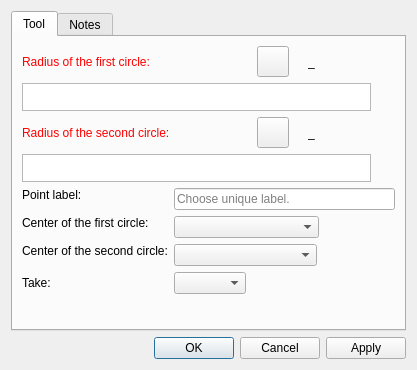
This is src/libs/vtools/dialogs/tools/dialogpointofintersectioncircles.ui in equinox-patterns/Ostara as Qt 5 draws it before an edit. The edited form follows.
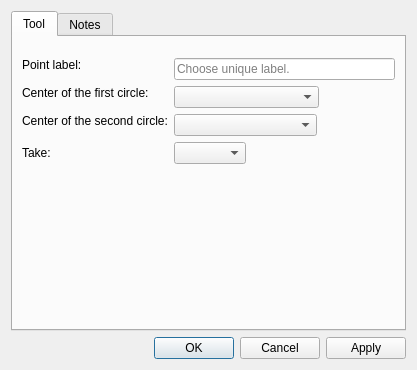
This is the edited form. Icons and pictures are not drawn. Custom widgets are drawn as their Qt base class.

Patch:
```diff
--- a/src/libs/vtools/dialogs/tools/dialogpointofintersectioncircles.ui
+++ b/src/libs/vtools/dialogs/tools/dialogpointofintersectioncircles.ui
@@ -29,364 +29,10 @@
       </attribute>
       <layout class="QVBoxLayout" name="verticalLayout">
        <item>
-        <layout class="QHBoxLayout" name="horizontalLayout">
-         <item alignment="Qt::AlignLeft">
-          <widget class="QLabel" name="labelEditCircle1Radius">
-           <property name="sizePolicy">
-            <sizepolicy hsizetype="Fixed" vsizetype="Preferred">
-             <horstretch>0</horstretch>
-             <verstretch>0</verstretch>
-            </sizepolicy>
-           </property>
-           <property name="palette">
-            <palette>
-             <active>
-              <colorrole role="WindowText">
-               <brush brushstyle="SolidPattern">
-                <color alpha="255">
-                 <red>255</red>
-                 <green>0</green>
-                 <blue>0</blue>
-                </color>
-               </brush>
-              </colorrole>
-             </active>
-             <inactive>
-              <colorrole role="WindowText">
-               <brush brushstyle="SolidPattern">
-                <color alpha="255">
-                 <red>255</red>
-                 <green>0</green>
-                 <blue>0</blue>
-                </color>
-               </brush>
-              </colorrole>
-             </inactive>
-             <disabled>
-              <colorrole role="WindowText">
-               <brush brushstyle="SolidPattern">
-                <color alpha="255">
-                 <red>159</red>
-                 <green>158</green>
-                 <blue>158</blue>
-                </color>
-               </brush>
-              </colorrole>
-             </disabled>
-            </palette>
-           </property>
-           <property name="text">
-            <string>Radius of the first circle:</string>
-           </property>
-          </widget>
-         </item>
-         <item>
-          <spacer name="horizontalSpacer">
-           <property name="orientation">
-            <enum>Qt::Horizontal</enum>
-           </property>
-           <property name="sizeHint" stdset="0">
-            <size>
-             <width>40</width>
-             <height>20</height>
-            </size>
-           </property>
-          </spacer>
-         </item>
-         <item alignment="Qt::AlignRight">
-          <widget class="QToolButton" name="toolButtonExprCircle1Radius">
-           <property name="toolTip">
-            <string>Formula wizard</string>
-           </property>
-           <property name="text">
-            <string notr="true"></string>
-           </property>
-           <property name="icon">
-            <iconset resource="../../../vmisc/share/resources/icon.qrc">
-             <normaloff>:/icon/light/24x24/fx.png</normaloff>:/icon/light/24x24/fx.png</iconset>
-           </property>
-           <property name="iconSize">
-            <size>
-             <width>24</width>
-             <height>24</height>
-            </size>
-           </property>
-          </widget>
-         </item>
-         <item alignment="Qt::AlignRight">
-          <widget class="QLabel" name="label_2">
-           <property name="text">
-            <string/>
-           </property>
-           <property name="pixmap">
-            <pixmap resource="../../../vmisc/share/resources/icon.qrc">:/icon/light/24x24/equal.png</pixmap>
-           </property>
-          </widget>
-         </item>
-         <item alignment="Qt::AlignRight">
-          <widget class="QLabel" name="labelResultCircle1Radius">
-           <property name="sizePolicy">
-            <sizepolicy hsizetype="Fixed" vsizetype="Preferred">
-             <horstretch>0</horstretch>
-             <verstretch>0</verstretch>
-            </sizepolicy>
-           </property>
-           <property name="minimumSize">
-            <size>
-             <width>87</width>
-             <height>0</height>
-            </size>
-           </property>
-           <property name="toolTip">
-            <string>Value</string>
-           </property>
-           <property name="text">
-            <string notr="true">_</string>
-           </property>
-          </widget>
-         </item>
-        </layout>
+        <widget class="QWidget" name="formulaPlaceholder" native="true"/>
        </item>
        <item>
-        <layout class="QHBoxLayout" name="horizontalLayout_6">
-         <item>
-          <widget class="VPlainTextEdit" name="plainTextEditCircle1Radius">
-           <property name="sizePolicy">
-            <sizepolicy hsizetype="Expanding" vsizetype="Preferred">
-             <horstretch>0</horstretch>
-             <verstretch>0</verstretch>
-            </sizepolicy>
-           </property>
-           <property name="maximumSize">
-            <size>
-             <width>16777215</width>
-             <height>28</height>
-            </size>
-           </property>
-           <property name="toolTip">
-            <string>Calculation</string>
-           </property>
-           <property name="tabChangesFocus">
-            <bool>true</bool>
-           </property>
-          </widget>
-         </item>
-         <item>
-          <widget class="QPushButton" name="pushButtonGrowCircle1Radius">
-           <property name="maximumSize">
-            <size>
-             <width>18</width>
-             <height>18</height>
-            </size>
-           </property>
-           <property name="sizeIncrement">
-            <size>
-             <width>0</width>
-             <height>0</height>
-            </size>
-           </property>
-           <property name="toolTip">
-            <string>&lt;html&gt;&lt;head/&gt;&lt;body&gt;&lt;p&gt;Show full calculation in message box&lt;/p&gt;&lt;/body&gt;&lt;/html&gt;</string>
-           </property>
-           <property name="text">
-            <string notr="true"/>
-           </property>
-           <property name="icon">
-            <iconset theme="go-down">
-             <normaloff>.</normaloff>.</iconset>
-           </property>
-           <property name="iconSize">
-            <size>
-             <width>16</width>
-             <height>16</height>
-            </size>
-           </property>
-           <property name="flat">
-            <bool>true</bool>
-           </property>
-          </widget>
-         </item>
-        </layout>
-       </item>
-       <item>
-        <layout class="QHBoxLayout" name="horizontalLayout_2">
-         <item alignment="Qt::AlignLeft">
-          <widget class="QLabel" name="labelEditCircle2Radius">
-           <property name="sizePolicy">
-            <sizepolicy hsizetype="Fixed" vsizetype="Preferred">
-             <horstretch>0</horstretch>
-             <verstretch>0</verstretch>
-            </sizepolicy>
-           </property>
-           <property name="palette">
-            <palette>
-             <active>
-              <colorrole role="WindowText">
-               <brush brushstyle="SolidPattern">
-                <color alpha="255">
-                 <red>255</red>
-                 <green>0</green>
-                 <blue>0</blue>
-                </color>
-               </brush>
-              </colorrole>
-             </active>
-             <inactive>
-              <colorrole role="WindowText">
-               <brush brushstyle="SolidPattern">
-                <color alpha="255">
-                 <red>255</red>
-                 <green>0</green>
-                 <blue>0</blue>
-                </color>
-               </brush>
-              </colorrole>
-             </inactive>
-             <disabled>
-              <colorrole role="WindowText">
-               <brush brushstyle="SolidPattern">
-                <color alpha="255">
-                 <red>159</red>
-                 <green>158</green>
-                 <blue>158</blue>
-                </color>
-               </brush>
-              </colorrole>
-             </disabled>
-            </palette>
-           </property>
-           <property name="text">
-            <string>Radius of the second circle:</string>
-           </property>
-          </widget>
-         </item>
-         <item>
-          <spacer name="horizontalSpacer_2">
-           <property name="orientation">
-            <enum>Qt::Horizontal</enum>
-           </property>
-           <property name="sizeHint" stdset="0">
-            <size>
-             <width>40</width>
-             <height>20</height>
-            </size>
-           </property>
-          </spacer>
-         </item>
-         <item alignment="Qt::AlignRight">
-          <widget class="QToolButton" name="toolButtonExprCircle2Radius">
-           <property name="toolTip">
-            <string>Formula wizard</string>
-           </property>
-           <property name="text">
-            <string notr="true"></string>
-           </property>
-           <property name="icon">
-            <iconset resource="../../../vmisc/share/resources/icon.qrc">
-             <normaloff>:/icon/light/24x24/fx.png</normaloff>:/icon/light/24x24/fx.png</iconset>
-           </property>
-           <property name="iconSize">
-            <size>
-             <width>24</width>
-             <height>24</height>
-            </size>
-           </property>
-          </widget>
-         </item>
-         <item alignment="Qt::AlignRight">
-          <widget class="QLabel" name="label_3">
-           <property name="text">
-            <string/>
-           </property>
-           <property name="pixmap">
-            <pixmap resource="../../../vmisc/share/resources/icon.qrc">:/icon/light/24x24/equal.png</pixmap>
-           </property>
-          </widget>
-         </item>
-         <item alignment="Qt::AlignRight">
-          <widget class="QLabel" name="labelResultCircle2Radius">
-           <property name="sizePolicy">
-            <sizepolicy hsizetype="Fixed" vsizetype="Preferred">
-             <horstretch>0</horstretch>
-             <verstretch>0</verstretch>
-            </sizepolicy>
-           </property>
-           <property name="minimumSize">
-            <size>
-             <width>87</width>
-             <height>0</height>
-            </size>
-           </property>
-           <property name="toolTip">
-            <string>Value</string>
-           </property>
-           <property name="text">
-            <string notr="true">_</string>
-           </property>
-          </widget>
-         </item>
-        </layout>
-       </item>
-       <item>
-        <layout class="QHBoxLayout" name="horizontalLayout_7">
-         <item>
-          <widget class="VPlainTextEdit" name="plainTextEditCircle2Radius">
-           <property name="sizePolicy">
-            <sizepolicy hsizetype="Expanding" vsizetype="Preferred">
-             <horstretch>0</horstretch>
-             <verstretch>0</verstretch>
-            </sizepolicy>
-           </property>
-           <property name="maximumSize">
-            <size>
-             <width>16777215</width>
-             <height>28</height>
-            </size>
-           </property>
-           <property name="toolTip">
-            <string>Calculation</string>
-           </property>
-           <property name="tabChangesFocus">
-            <bool>true</bool>
-           </property>
-          </widget>
-         </item>
-         <item>
-          <widget class="QPushButton" name="pushButtonGrowCircle2Radius">
-           <property name="maximumSize">
-            <size>
-             <width>18</width>
-             <height>18</height>
-            </size>
-           </property>
-           <property name="sizeIncrement">
-            <size>
-             <width>0</width>
-             <height>0</height>
-            </size>
-           </property>
-           <property name="toolTip">
-            <string>&lt;html&gt;&lt;head/&gt;&lt;body&gt;&lt;p&gt;Show full calculation in message box&lt;/p&gt;&lt;/body&gt;&lt;/html&gt;</string>
-           </property>
-           <property name="text">
-            <string notr="true"/>
-           </property>
-           <property name="icon">
-            <iconset theme="go-down">
-             <normaloff>.</normaloff>.</iconset>
-           </property>
-           <property name="iconSize">
-            <size>
-             <width>16</width>
-             <height>16</height>
-            </size>
-           </property>
-           <property name="flat">
-            <bool>true</bool>
-           </property>
-          </widget>
-         </item>
-        </layout>
+        <widget class="QWidget" name="formula2Placeholder" native="true"/>
        </item>
        <item>
         <layout class="QFormLayout" name="formLayout">
@@ -525,13 +171,7 @@
    </item>
   </layout>
  </widget>
- <customwidgets>
-  <customwidget>
-   <class>VPlainTextEdit</class>
-   <extends>QPlainTextEdit</extends>
-   <header>../vwidgets/vplaintextedit.h</header>
-  </customwidget>
- </customwidgets>
+ <customwidgets/>
  <resources>
   <include location="../../../vmisc/share/resources/icon.qrc"/>
  </resources>
```
